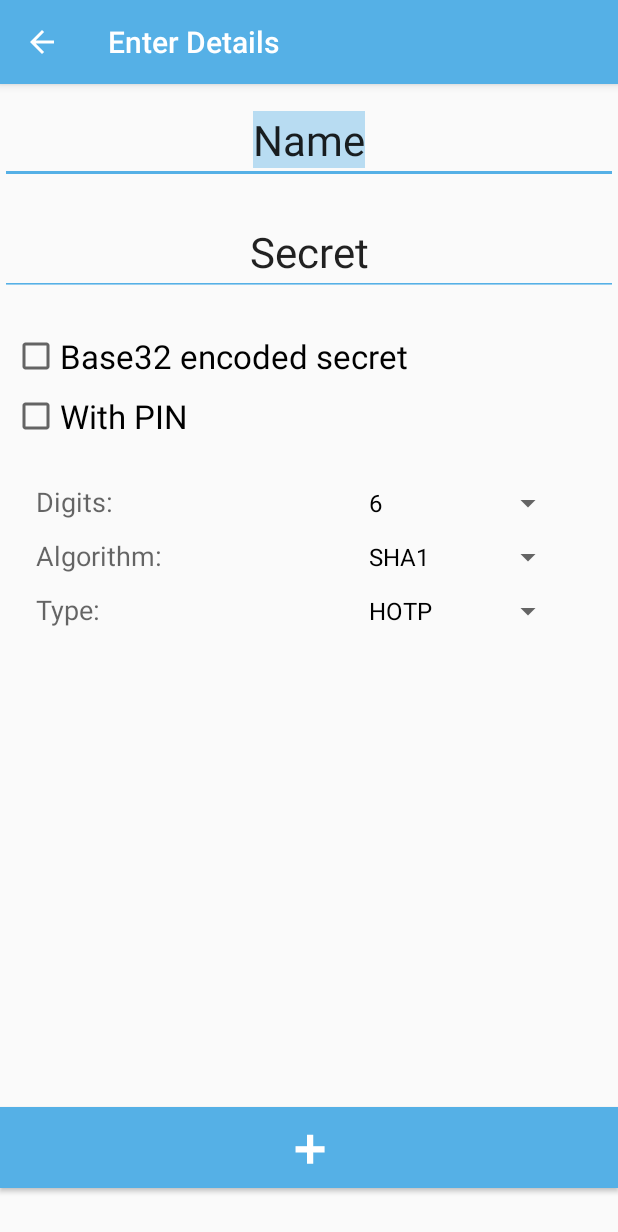
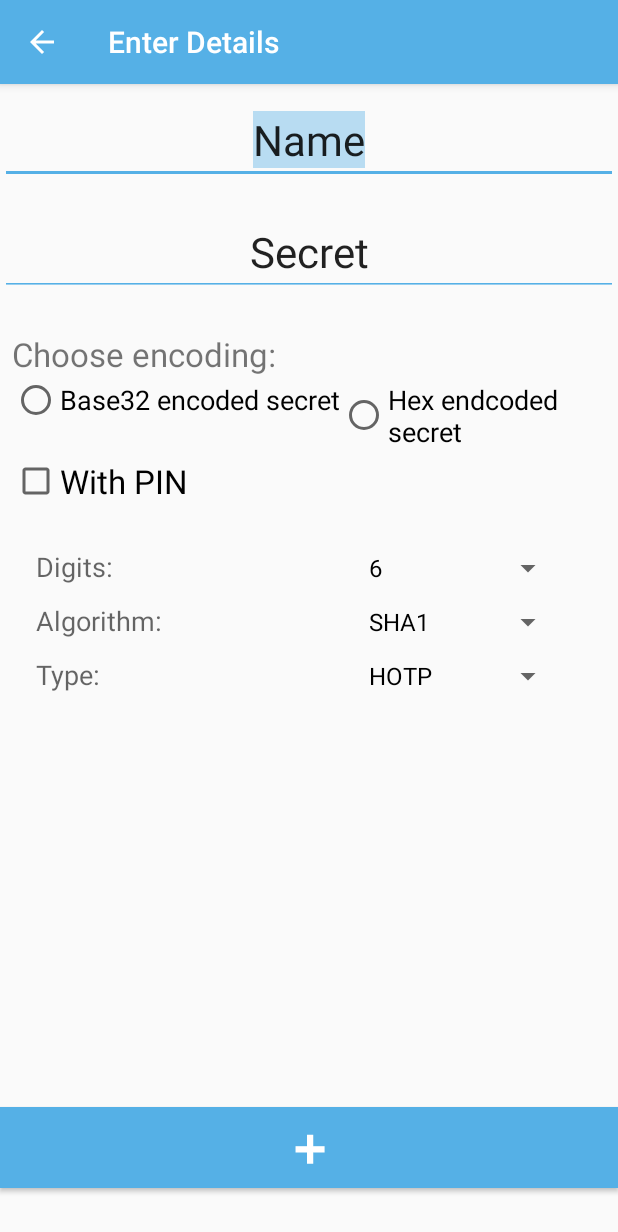
Before and after one commit to privacyidea/privacyidea-authenticator, an Android app: the EnterDetailsActivity screen opened directly, with no data from a screen before it, on a phone screen of 412 x 824 dp. Shown: the top 1232 px of the screen. Run offline under Robolectric (Android 15) with nearby library versions, the phone set to English and light mode, and no system bars.

Commit message:
added radio group to activity, removed checkBox

```diff
--- a/app/src/main/res/layout/activity_enter_detail.xml
+++ b/app/src/main/res/layout/activity_enter_detail.xml
@@ -63,19 +63,55 @@
         app:layout_constraintRight_toRightOf="parent"
         app:layout_constraintTop_toBottomOf="@+id/editText_name" />
 
-    <CheckBox
-        android:id="@+id/checkBox_base32"
+<!--    <CheckBox-->
+<!--        android:id="@+id/checkBox_base32"-->
+<!--        android:layout_width="wrap_content"-->
+<!--        android:layout_height="wrap_content"-->
+<!--        android:layout_marginLeft="8dp"-->
+<!--        android:layout_marginTop="24dp"-->
+<!--        android:text="@string/base32_encoded_secret"-->
+<!--        android:textAppearance="@style/TextAppearance.AppCompat.Medium.Inverse"-->
+<!--        android:textSize="22sp"-->
+<!--        app:layout_constraintLeft_toLeftOf="parent"-->
+<!--        app:layout_constraintTop_toBottomOf="@+id/editText_secret" />-->
+
+<!--    TODO add radio group and remove check box-->
+    <TextView
+        android:id="@+id/textView_encoding_title"
         android:layout_width="wrap_content"
         android:layout_height="wrap_content"
-        android:layout_marginLeft="8dp"
+        android:textSize="22sp"
         android:layout_marginTop="24dp"
-        android:text="@string/base32_encoded_secret"
-        android:textAppearance="@style/TextAppearance.AppCompat.Medium.Inverse"
-        android:textSize="22sp"
+        android:layout_marginStart="8dp"
+        android:text="@string/title_radioGroup_encoding"
         app:layout_constraintLeft_toLeftOf="parent"
-        app:layout_constraintTop_toBottomOf="@+id/editText_secret" />
+        app:layout_constraintTop_toBottomOf="@id/editText_secret"/>
 
-<!--    TODO add radio group and remove check box-->
+    <RadioGroup
+        android:id="@+id/radioGroup_encoding"
+        android:layout_width="wrap_content"
+        android:layout_height="wrap_content"
+        app:layout_constraintLeft_toLeftOf="parent"
+        app:layout_constraintTop_toBottomOf="@id/textView_encoding_title"
+        android:orientation="horizontal"
+        android:layout_marginStart="8dp">
+
+        <RadioButton
+            android:id="@+id/radio_base32"
+            android:layout_width="wrap_content"
+            android:layout_height="wrap_content"
+            android:text="@string/base32_encoded_secret"
+            android:textAppearance="@style/TextAppearance.AppCompat.Medium.Inverse"
+            android:onClick="onRadioButtonClicked"/>
+
+        <RadioButton
+            android:id="@+id/radio_hex"
+            android:layout_width="wrap_content"
+            android:layout_height="wrap_content"
+            android:text="@string/hex_encoded_secret"
+            android:textAppearance="@style/TextAppearance.AppCompat.Medium.Inverse"
+            android:onClick="onRadioButtonClicked"/>
+    </RadioGroup>
 
     <CheckBox
         android:id="@+id/checkBox_pin"
@@ -87,7 +123,7 @@
         android:textAppearance="@style/TextAppearance.AppCompat.Menu"
         android:textSize="22sp"
         app:layout_constraintStart_toStartOf="parent"
-        app:layout_constraintTop_toBottomOf="@+id/checkBox_base32" />
+        app:layout_constraintTop_toBottomOf="@+id/radioGroup_encoding" />
 
     <Button
         android:id="@+id/button_add"
```
